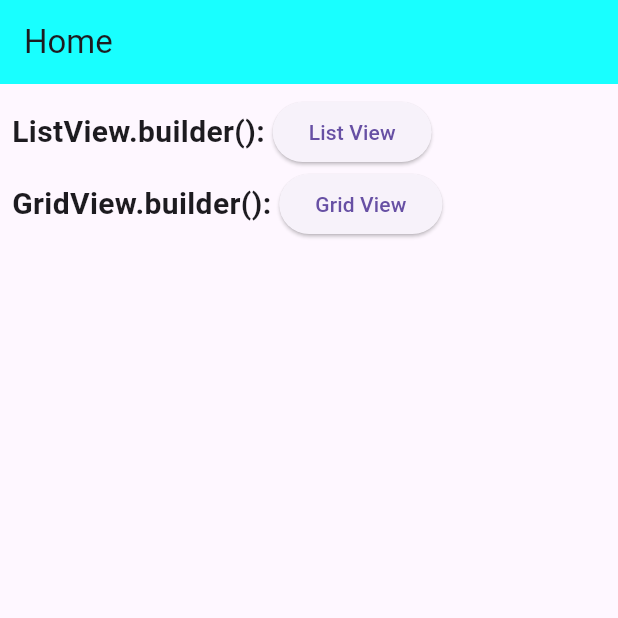
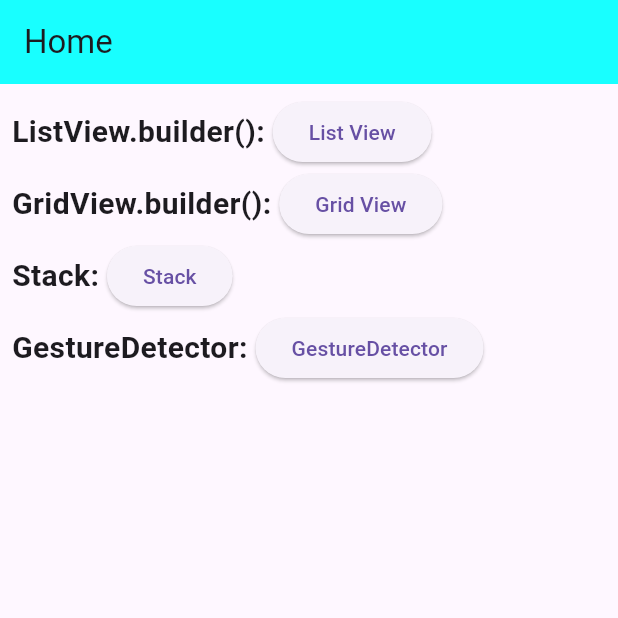
Before and after one commit to tejastidake-coditas/app_6, a Flutter app: the screen it shows after launch, on a phone screen of 412 x 824 dp, the top half of it. Run offline on Flutter 3.47's test engine with Material 3 defaults, Android fonts, the phone set to English and light mode, and no system bars.

Commit message:
Added Stack & GestureDetector

```diff
--- a/lib/pages/homePage.dart
+++ b/lib/pages/homePage.dart
@@ -1,8 +1,9 @@
 import 'package:flutter/material.dart';
 
 import 'GridViewPage.dart';
-
 import 'ListViewPage.dart';
+import 'StackPage.dart';
+import 'GesturePage.dart';
 
 void main() {
   runApp(homePage());
@@ -28,10 +29,13 @@ class _homePageState extends State<homePage> {
             ),
             body: Padding(
                 padding: const EdgeInsets.all(8.0),
-            child: Column(
-              children: [
+                child: Column(children: [
                   Row(children: [
-                  Text("ListView.builder(): ", style: TextStyle(fontWeight: FontWeight.bold, fontSize: 20),),
+                    Text(
+                      "ListView.builder(): ",
+                      style:
+                          TextStyle(fontWeight: FontWeight.bold, fontSize: 20),
+                    ),
                     ElevatedButton(
                         onPressed: () {
                           Navigator.push(
@@ -42,7 +46,11 @@ class _homePageState extends State<homePage> {
                         child: Text("List View")),
                   ]),
                   Row(children: [
-                  Text("GridView.builder(): ", style: TextStyle(fontWeight: FontWeight.bold, fontSize: 20),),
+                    Text(
+                      "GridView.builder(): ",
+                      style:
+                          TextStyle(fontWeight: FontWeight.bold, fontSize: 20),
+                    ),
                     ElevatedButton(
                         onPressed: () {
                           Navigator.push(
@@ -52,9 +60,39 @@ class _homePageState extends State<homePage> {
                         },
                         child: Text("Grid View")),
                   ]),
+                  Row(children: [
+                    Text(
+                      "Stack: ",
+                      style:
+                          TextStyle(fontWeight: FontWeight.bold, fontSize: 20),
+                    ),
+                    ElevatedButton(
+                        onPressed: () {
+                          Navigator.push(
+                              context,
+                              MaterialPageRoute(
+                                  builder: (context) => StackPage()));
+                        },
+                        child: Text("Stack")),
+                  ]),
+                  Row(
+                    children: [
+                      Text(
+                        "GestureDetector: ",
+                        style: TextStyle(
+                            fontWeight: FontWeight.bold, fontSize: 20),
+                      ),
+                      ElevatedButton(
+                        onPressed: () {
+                          Navigator.push(
+                              context,
+                              MaterialPageRoute(
+                                  builder: (context) => GesturePage()));
+                        },
+                        child: Text("GestureDetector"),
+                      )
                     ],
                   ),
-          )),
-    );
+                ]))));
   }
 }
```
Also changed, not shown: lib/pages/GesturePage.dart (added, +55 -0 lines), lib/pages/StackPage.dart (added, +48 -0 lines). Lines whose indentation alone changed are shown as unchanged.
